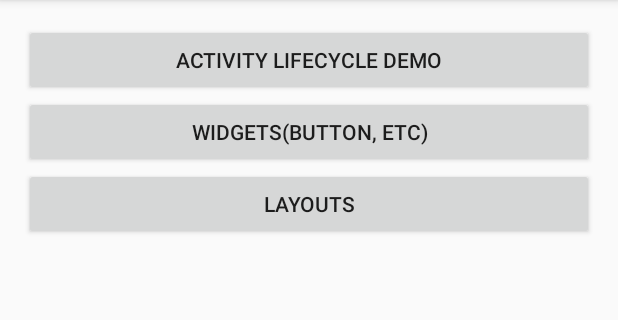
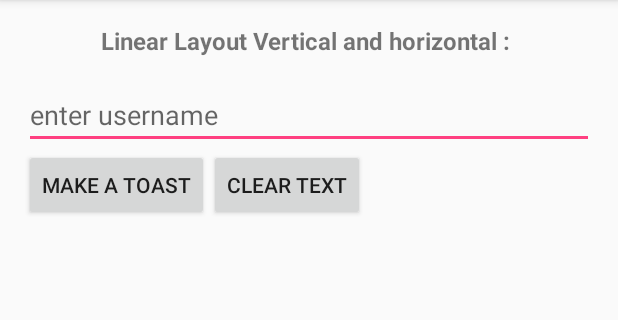
Before and after one commit to rodriguesnavil/Learning_Android, an Android app: the screen it shows after launch (MainActivity before the commit, LayoutActivity after it), after a tap on "LAYOUTS", on a phone screen of 412 x 824 dp, the part 84-404 px from its top. Run offline under Robolectric (Android 15) with nearby library versions, the phone set to English and light mode, and no system bars.

Commit message:
Added  2 new task one for Layout and other for layout. Two activity added to perofrm this task. Only Layout.xml  file are written

```diff
--- a/app/src/main/AndroidManifest.xml
+++ b/app/src/main/AndroidManifest.xml
@@ -16,9 +16,10 @@
                 <category android:name="android.intent.category.LAUNCHER" />
             </intent-filter>
         </activity>
-        <activity android:name=".activitylifecycle.Activity1"></activity>
+        <activity android:name=".activitylifecycle.Activity1" />
         <activity android:name=".activitylifecycle.Activity2" />
-        <activity android:name=".layout.LayoutActivity"></activity>
+        <activity android:name=".layout.LayoutActivity" />
+        <activity android:name=".UiComponent"></activity>
     </application>
 
 </manifest>
--- a/app/src/main/java/com/data/learning/learning/MainActivity.java
+++ b/app/src/main/java/com/data/learning/learning/MainActivity.java
@@ -10,6 +10,7 @@ import android.view.View;
 import android.widget.Toast;
 
 import com.data.learning.learning.activitylifecycle.Activity1;
+import com.data.learning.learning.layout.LayoutActivity;
 import com.data.learning.learning.model.DatabaseHelper;
 
 public class MainActivity extends AppCompatActivity {
@@ -71,6 +72,13 @@ public class MainActivity extends AppCompatActivity {
             case R.id.actlifecycle: intent=new Intent(getBaseContext(),Activity1.class);
                                     startActivity(intent);
                                     break;
+            case R.id.layout:   intent=new Intent(getBaseContext(),LayoutActivity.class);
+                                startActivity(intent);
+                                break;
+
+            case R.id.ui:   intent=new Intent(getBaseContext(),UiComponent.class);
+                            startActivity(intent);
+                            break;
         }
     }
 }
--- /dev/null
+++ b/app/src/main/java/com/data/learning/learning/UiComponent.java
@@ -0,0 +1,13 @@
+package com.data.learning.learning;
+
+import android.support.v7.app.AppCompatActivity;
+import android.os.Bundle;
+
+public class UiComponent extends AppCompatActivity {
+
+    @Override
+    protected void onCreate(Bundle savedInstanceState) {
+        super.onCreate(savedInstanceState);
+        setContentView(R.layout.activity_ui_component);
+    }
+}
--- a/app/src/main/java/com/data/learning/learning/layout/LayoutActivity.java
+++ b/app/src/main/java/com/data/learning/learning/layout/LayoutActivity.java
@@ -2,15 +2,38 @@ package com.data.learning.learning.layout;
 
 import android.support.v7.app.AppCompatActivity;
 import android.os.Bundle;
+import android.view.View;
+import android.widget.Button;
+import android.widget.EditText;
+import android.widget.Toast;
 
 import com.data.learning.learning.R;
 
 public class LayoutActivity extends AppCompatActivity {
 
+    EditText username;
+    Button pop,clear;
     @Override
     protected void onCreate(Bundle savedInstanceState) {
         super.onCreate(savedInstanceState);
         setContentView(R.layout.layout_activity);
+        username= (EditText) findViewById(R.id.layoutuser);
+        pop= (Button) findViewById(R.id.createtost);
+        clear=(Button)findViewById(R.id.clear);
+
+    }
+
+    public void performAction(View view){
+
+        switch(view.getId()){
+
+            case R.id.createtost:   Toast.makeText(this, ""+username.getText(), Toast.LENGTH_SHORT).show();
+                                    break;
+
+            case R.id.clear: username.setText("");
+                            break;
+
+        }
     }
 
 
--- /dev/null
+++ b/app/src/main/res/layout/activity_ui_component.xml
@@ -0,0 +1,9 @@
+<?xml version="1.0" encoding="utf-8"?>
+<android.support.constraint.ConstraintLayout xmlns:android="http://schemas.android.com/apk/res/android"
+    xmlns:app="http://schemas.android.com/apk/res-auto"
+    xmlns:tools="http://schemas.android.com/tools"
+    android:layout_width="match_parent"
+    android:layout_height="match_parent"
+    tools:context="com.data.learning.learning.UiComponent">
+
+</android.support.constraint.ConstraintLayout>
--- a/app/src/main/res/layout/layout_activity.xml
+++ b/app/src/main/res/layout/layout_activity.xml
@@ -1,9 +1,64 @@
 <?xml version="1.0" encoding="utf-8"?>
-<android.support.constraint.ConstraintLayout xmlns:android="http://schemas.android.com/apk/res/android"
+<ScrollView xmlns:android="http://schemas.android.com/apk/res/android"
     xmlns:app="http://schemas.android.com/apk/res-auto"
     xmlns:tools="http://schemas.android.com/tools"
     android:layout_width="match_parent"
     android:layout_height="match_parent"
     tools:context="com.data.learning.learning.layout.LayoutActivity">
+    <RelativeLayout
+        android:layout_width="match_parent"
+        android:layout_height="wrap_content"
+        android:layout_margin="@dimen/standard_margin">
 
-</android.support.constraint.ConstraintLayout>
+        <TextView
+            android:layout_width="wrap_content"
+            android:layout_height="wrap_content"
+            android:layout_centerHorizontal="true"
+            android:text="Linear Layout Vertical and horizontal : "
+            android:id="@+id/layouthead1"
+            android:layout_marginBottom="16dp"
+            android:textSize="@dimen/standard_margin"
+            android:textStyle="bold"/>
+        <LinearLayout
+            android:layout_width="match_parent"
+            android:layout_height="wrap_content"
+            android:orientation="vertical"
+            android:layout_below="@+id/layouthead1">
+
+            <EditText
+                android:layout_width="match_parent"
+                android:layout_height="wrap_content"
+                android:hint="@string/username"
+                android:textDirection="firstStrong"
+                android:id="@+id/layoutuser"
+
+                />
+            <LinearLayout
+                android:layout_width="match_parent"
+                android:layout_height="wrap_content"
+                android:orientation="horizontal"
+                android:layout_gravity="center"
+                >
+
+                <Button
+                    android:layout_width="wrap_content"
+                    android:layout_height="wrap_content"
+                    android:text="make a toast"
+                    android:id="@+id/createtost"
+                    android:layout_gravity="center"
+                    android:onClick="performAction"/>
+                <Button
+                    android:layout_width="wrap_content"
+                    android:layout_height="wrap_content"
+                    android:text="clear text"
+                    android:id="@+id/clear"
+                    android:onClick="performAction"
+                    />
+
+            </LinearLayout>
+
+        </LinearLayout>
+
+
+    </RelativeLayout>
+</ScrollView>
--- a/app/src/main/res/values/strings.xml
+++ b/app/src/main/res/values/strings.xml
@@ -4,4 +4,5 @@
     <string name="task1">Activity LifeCycle Demo</string>
     <string name="task3">Layouts</string>
     <string name="task2">Widgets(Button, etc)</string>
+    <string name="username">enter username</string>
 </resources>
```
